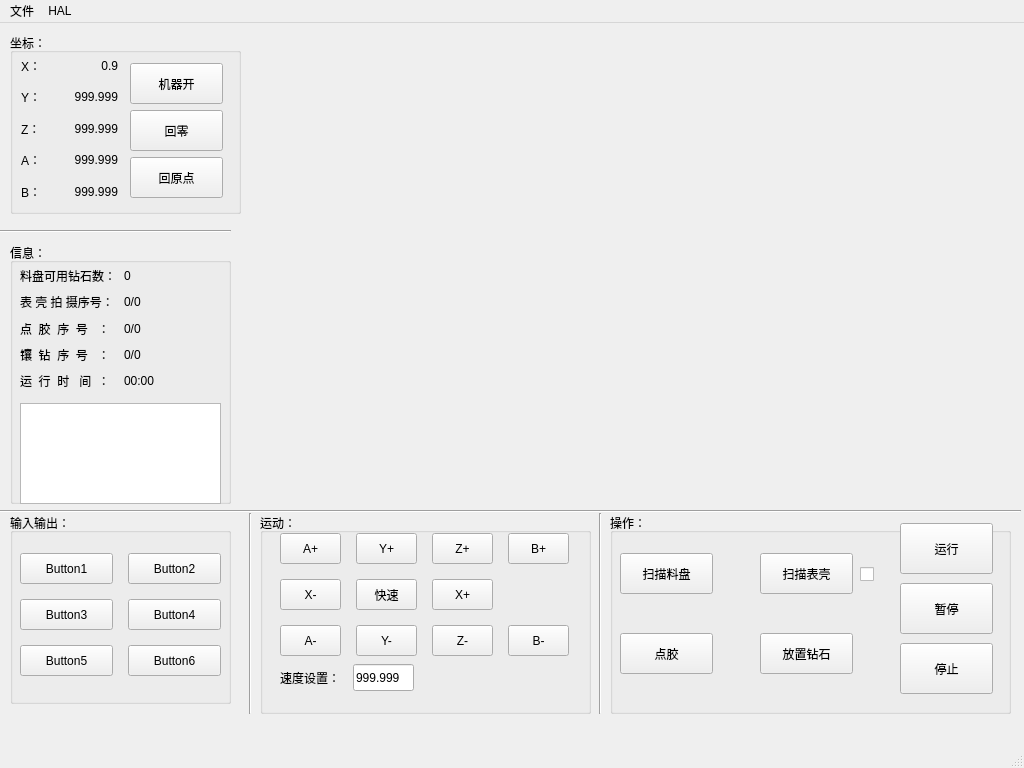
Above: watchdiamondwidget.ui from huangbocai/watch before the change. Below: the same form after it.
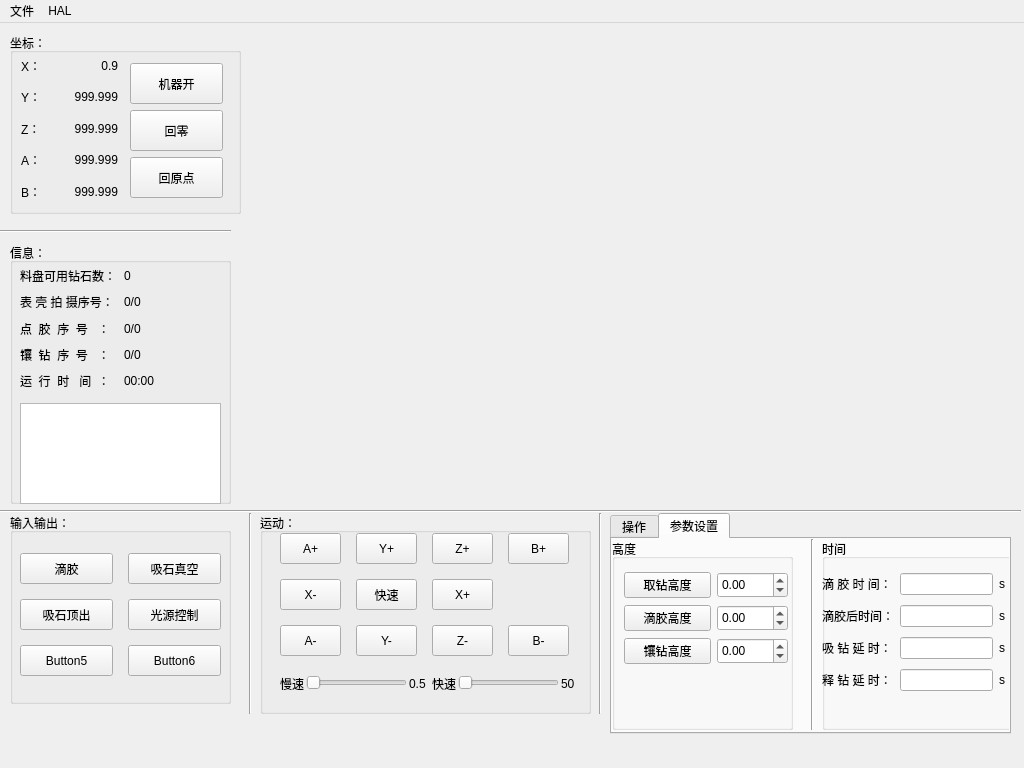
That is the form after the change.

Commit message: 增加了回零、关机提示，增加了延时设置，将高度设置放在主界面

```diff
--- a/watchdiamondwidget.ui
+++ b/watchdiamondwidget.ui
@@ -382,7 +382,7 @@
          </size>
         </property>
         <property name="text">
-         <string>Button1</string>
+         <string>滴胶</string>
         </property>
         <property name="checkable">
          <bool>true</bool>
@@ -404,7 +404,7 @@
          </size>
         </property>
         <property name="text">
-         <string>Button2</string>
+         <string>吸石真空</string>
         </property>
         <property name="checkable">
          <bool>true</bool>
@@ -426,7 +426,7 @@
          </size>
         </property>
         <property name="text">
-         <string>Button3</string>
+         <string>吸石顶出</string>
         </property>
         <property name="checkable">
          <bool>true</bool>
@@ -448,7 +448,7 @@
          </size>
         </property>
         <property name="text">
-         <string>Button4</string>
+         <string>光源控制</string>
         </property>
         <property name="checkable">
          <bool>true</bool>
@@ -771,35 +771,90 @@
      <property name="geometry">
       <rect>
        <x>20</x>
-       <y>150</y>
-       <width>134</width>
-       <height>29</height>
+       <y>160</y>
+       <width>306</width>
+       <height>21</height>
       </rect>
      </property>
      <layout class="QHBoxLayout" name="horizontalLayout">
+      <property name="spacing">
+       <number>2</number>
+      </property>
       <item>
        <widget class="QLabel" name="label_19">
         <property name="text">
-         <string>速度设置：</string>
+         <string>慢速</string>
         </property>
        </widget>
       </item>
       <item>
-       <widget class="QLineEdit" name="le_setVelocity">
+       <widget class="QSlider" name="hs_slowVel">
         <property name="minimumSize">
          <size>
-          <width>61</width>
-          <height>27</height>
+          <width>81</width>
+          <height>16</height>
          </size>
         </property>
-        <property name="maximumSize">
+        <property name="minimum">
+         <number>5</number>
+        </property>
+        <property name="maximum">
+         <number>50</number>
+        </property>
+        <property name="orientation">
+         <enum>Qt::Horizontal</enum>
+        </property>
+       </widget>
+      </item>
+      <item>
+       <widget class="QLabel" name="lb_slowVel">
+        <property name="minimumSize">
          <size>
-          <width>61</width>
-          <height>27</height>
+          <width>21</width>
+          <height>19</height>
          </size>
         </property>
         <property name="text">
-         <string>999.999</string>
+         <string>0.5</string>
+        </property>
+       </widget>
+      </item>
+      <item>
+       <widget class="QLabel" name="label_20">
+        <property name="text">
+         <string>快速</string>
+        </property>
+       </widget>
+      </item>
+      <item>
+       <widget class="QSlider" name="hs_fastVel">
+        <property name="minimumSize">
+         <size>
+          <width>81</width>
+          <height>16</height>
+         </size>
+        </property>
+        <property name="minimum">
+         <number>50</number>
+        </property>
+        <property name="maximum">
+         <number>150</number>
+        </property>
+        <property name="orientation">
+         <enum>Qt::Horizontal</enum>
+        </property>
+       </widget>
+      </item>
+      <item>
+       <widget class="QLabel" name="lb_faseVel">
+        <property name="minimumSize">
+         <size>
+          <width>25</width>
+          <height>19</height>
+         </size>
+        </property>
+        <property name="text">
+         <string>50</string>
         </property>
        </widget>
       </item>
@@ -819,23 +874,27 @@
      <enum>Qt::Vertical</enum>
     </property>
    </widget>
-   <widget class="QGroupBox" name="groupBox_5">
+   <widget class="QTabWidget" name="tabWidget">
     <property name="geometry">
      <rect>
       <x>610</x>
       <y>490</y>
       <width>401</width>
-      <height>201</height>
+      <height>221</height>
      </rect>
     </property>
-    <property name="title">
-     <string>操作：</string>
+    <property name="currentIndex">
+     <number>1</number>
     </property>
+    <widget class="QWidget" name="tab">
+     <attribute name="title">
+      <string>操作</string>
+     </attribute>
     <widget class="QPushButton" name="bt_scanDiamond">
      <property name="geometry">
       <rect>
-       <x>10</x>
-       <y>40</y>
+        <x>20</x>
+        <y>20</y>
        <width>93</width>
        <height>41</height>
       </rect>
@@ -844,11 +903,24 @@
       <string>扫描料盘</string>
      </property>
     </widget>
+     <widget class="QPushButton" name="bt_setGlue">
+      <property name="geometry">
+       <rect>
+        <x>20</x>
+        <y>80</y>
+        <width>93</width>
+        <height>41</height>
+       </rect>
+      </property>
+      <property name="text">
+       <string>点胶</string>
+      </property>
+     </widget>
     <widget class="QPushButton" name="bt_scanWatch">
      <property name="geometry">
       <rect>
-       <x>150</x>
-       <y>40</y>
+        <x>130</x>
+        <y>20</y>
        <width>93</width>
        <height>41</height>
       </rect>
@@ -860,8 +932,8 @@
     <widget class="QPushButton" name="bt_setDiamond">
      <property name="geometry">
       <rect>
-       <x>150</x>
-       <y>120</y>
+        <x>130</x>
+        <y>80</y>
        <width>93</width>
        <height>41</height>
       </rect>
@@ -870,13 +942,13 @@
       <string>放置钻石</string>
      </property>
     </widget>
-    <widget class="QPushButton" name="bt_setGlue">
+     <widget class="QCheckBox" name="cb_scanWatch">
      <property name="geometry">
       <rect>
-       <x>10</x>
-       <y>120</y>
-       <width>93</width>
-       <height>41</height>
+        <x>240</x>
+        <y>30</y>
+        <width>31</width>
+        <height>22</height>
       </rect>
      </property>
      <property name="text">
@@ -886,8 +958,8 @@
     <widget class="QPushButton" name="bt_autoRun">
      <property name="geometry">
       <rect>
-       <x>290</x>
-       <y>10</y>
+        <x>280</x>
+        <y>0</y>
        <width>93</width>
        <height>51</height>
       </rect>
@@ -902,8 +974,8 @@
     <widget class="QPushButton" name="bt_pause">
      <property name="geometry">
       <rect>
-       <x>290</x>
-       <y>70</y>
+        <x>280</x>
+        <y>60</y>
        <width>93</width>
        <height>51</height>
       </rect>
@@ -918,8 +990,8 @@
     <widget class="QPushButton" name="bt_stop">
      <property name="geometry">
       <rect>
-       <x>290</x>
-       <y>130</y>
+        <x>280</x>
+        <y>120</y>
        <width>93</width>
        <height>51</height>
       </rect>
@@ -928,18 +1000,220 @@
       <string>停止</string>
      </property>
     </widget>
-    <widget class="QCheckBox" name="cb_scanWatch">
+    </widget>
+    <widget class="QWidget" name="tab_2">
+     <attribute name="title">
+      <string>参数设置</string>
+     </attribute>
+     <widget class="QGroupBox" name="groupBox_5">
      <property name="geometry">
       <rect>
-       <x>250</x>
-       <y>50</y>
-       <width>31</width>
-       <height>22</height>
-      </rect>
-     </property>
+        <x>0</x>
+        <y>0</y>
+        <width>181</width>
+        <height>191</height>
+       </rect>
+      </property>
+      <property name="title">
+       <string>高度</string>
+      </property>
+      <widget class="QWidget" name="">
+       <property name="geometry">
+        <rect>
+         <x>12</x>
+         <y>32</y>
+         <width>164</width>
+         <height>95</height>
+        </rect>
+       </property>
+       <layout class="QGridLayout" name="gridLayout_3">
+        <item row="0" column="0">
+         <widget class="QPushButton" name="bt_getDiamondZ">
      <property name="text">
-      <string/>
-     </property>
+           <string>取钻高度</string>
+          </property>
+         </widget>
+        </item>
+        <item row="0" column="1">
+         <widget class="QDoubleSpinBox" name="sp_getDiamondZ">
+          <property name="maximumSize">
+           <size>
+            <width>71</width>
+            <height>27</height>
+           </size>
+          </property>
+          <property name="minimum">
+           <double>-1000.000000000000000</double>
+          </property>
+          <property name="maximum">
+           <double>1000.000000000000000</double>
+          </property>
+          <property name="singleStep">
+           <double>0.010000000000000</double>
+          </property>
+         </widget>
+        </item>
+        <item row="1" column="0">
+         <widget class="QPushButton" name="bt_setGlueZ">
+          <property name="text">
+           <string>滴胶高度</string>
+          </property>
+         </widget>
+        </item>
+        <item row="1" column="1">
+         <widget class="QDoubleSpinBox" name="sp_setGlueZ">
+          <property name="maximumSize">
+           <size>
+            <width>71</width>
+            <height>27</height>
+           </size>
+          </property>
+          <property name="minimum">
+           <double>-1000.000000000000000</double>
+          </property>
+          <property name="maximum">
+           <double>1000.000000000000000</double>
+          </property>
+          <property name="singleStep">
+           <double>0.010000000000000</double>
+          </property>
+         </widget>
+        </item>
+        <item row="2" column="0">
+         <widget class="QPushButton" name="bt_setDiamondZ">
+          <property name="text">
+           <string>镶钻高度</string>
+          </property>
+         </widget>
+        </item>
+        <item row="2" column="1">
+         <widget class="QDoubleSpinBox" name="sp_setDiamondZ">
+          <property name="maximumSize">
+           <size>
+            <width>71</width>
+            <height>27</height>
+           </size>
+          </property>
+          <property name="minimum">
+           <double>-1000.000000000000000</double>
+          </property>
+          <property name="maximum">
+           <double>1000.000000000000000</double>
+          </property>
+          <property name="singleStep">
+           <double>0.010000000000000</double>
+          </property>
+         </widget>
+        </item>
+       </layout>
+      </widget>
+     </widget>
+     <widget class="Line" name="line_5">
+      <property name="geometry">
+       <rect>
+        <x>190</x>
+        <y>0</y>
+        <width>20</width>
+        <height>191</height>
+       </rect>
+      </property>
+      <property name="orientation">
+       <enum>Qt::Vertical</enum>
+      </property>
+     </widget>
+     <widget class="QGroupBox" name="groupBox_6">
+      <property name="geometry">
+       <rect>
+        <x>210</x>
+        <y>0</y>
+        <width>191</width>
+        <height>191</height>
+       </rect>
+      </property>
+      <property name="title">
+       <string>时间</string>
+      </property>
+      <widget class="QWidget" name="gridLayoutWidget_4">
+       <property name="geometry">
+        <rect>
+         <x>0</x>
+         <y>30</y>
+         <width>183</width>
+         <height>128</height>
+        </rect>
+       </property>
+       <layout class="QGridLayout" name="gridLayout_6">
+        <item row="0" column="0">
+         <widget class="QLabel" name="label_7">
+          <property name="text">
+           <string>滴 胶 时 间：</string>
+          </property>
+         </widget>
+        </item>
+        <item row="1" column="0">
+         <widget class="QLabel" name="label_8">
+          <property name="text">
+           <string>滴胶后时间：</string>
+          </property>
+         </widget>
+        </item>
+        <item row="2" column="0">
+         <widget class="QLabel" name="label_9">
+          <property name="text">
+           <string>吸 钻 延 时：</string>
+          </property>
+         </widget>
+        </item>
+        <item row="3" column="0">
+         <widget class="QLabel" name="label_10">
+          <property name="text">
+           <string>释 钻 延 时：</string>
+          </property>
+         </widget>
+        </item>
+        <item row="0" column="2">
+         <widget class="QLabel" name="label_15">
+          <property name="text">
+           <string>s</string>
+          </property>
+         </widget>
+        </item>
+        <item row="1" column="2">
+         <widget class="QLabel" name="label_16">
+          <property name="text">
+           <string>s</string>
+          </property>
+         </widget>
+        </item>
+        <item row="2" column="2">
+         <widget class="QLabel" name="label_17">
+          <property name="text">
+           <string>s</string>
+          </property>
+         </widget>
+        </item>
+        <item row="3" column="2">
+         <widget class="QLabel" name="label_18">
+          <property name="text">
+           <string>s</string>
+          </property>
+         </widget>
+        </item>
+        <item row="3" column="1">
+         <widget class="QLineEdit" name="le_setDiamondT"/>
+        </item>
+        <item row="2" column="1">
+         <widget class="QLineEdit" name="le_getDiamondT"/>
+        </item>
+        <item row="1" column="1">
+         <widget class="QLineEdit" name="le_afterGlueT"/>
+        </item>
+        <item row="0" column="1">
+         <widget class="QLineEdit" name="le_glueT"/>
+        </item>
+       </layout>
+      </widget>
+     </widget>
     </widget>
    </widget>
   </widget>
@@ -968,7 +1242,6 @@
    <addaction name="menu"/>
    <addaction name="menuHAL"/>
   </widget>
-  <widget class="QStatusBar" name="statusbar"/>
   <action name="action_halConfig">
    <property name="text">
     <string>显示HAL配置</string>
```
Left out of the diff: 2 changed lines with no effect on the pictures. Lines whose indentation alone changed are shown as unchanged. The commit also changes 9 other files.
